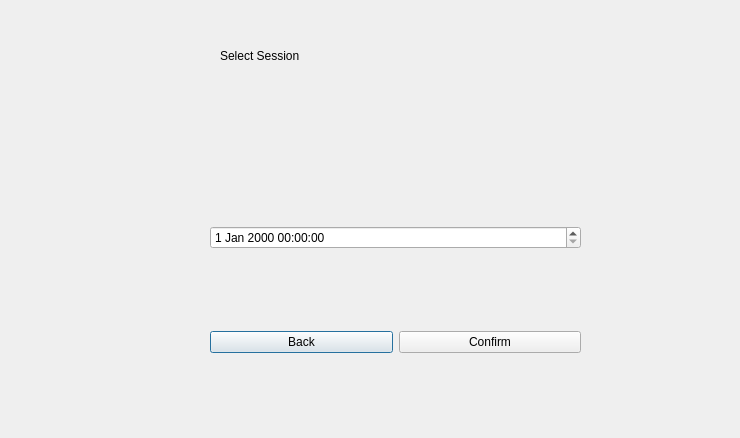
First picture: the form in Kin-tech/d3_cup.ui, repository sankomil/Kin-tech-test, before the edit.
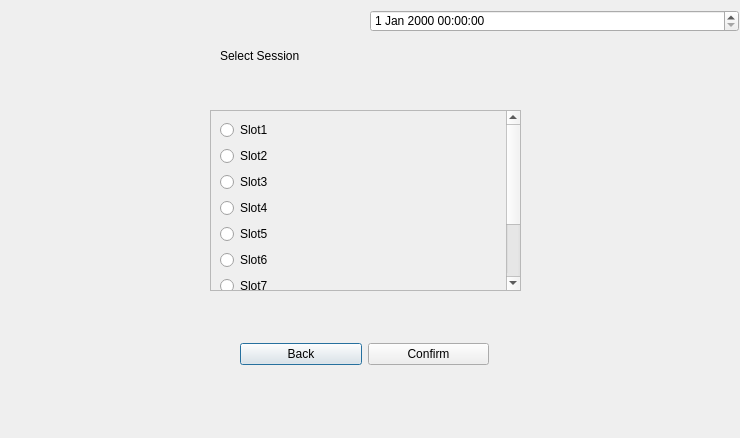
Second picture: the form after the edit.

What changed in the file:
```diff
--- a/Kin-tech/d3_cup.ui
+++ b/Kin-tech/d3_cup.ui
@@ -29,36 +29,168 @@
     <string>Select Session</string>
    </property>
   </widget>
-  <widget class="QWidget" name="">
+  <widget class="QDateTimeEdit" name="dt">
+   <property name="geometry">
+    <rect>
+     <x>370</x>
+     <y>10</y>
+     <width>369</width>
+     <height>22</height>
+    </rect>
+   </property>
+  </widget>
+  <widget class="QScrollArea" name="scrollArea">
    <property name="geometry">
     <rect>
      <x>210</x>
-     <y>150</y>
-     <width>371</width>
-     <height>281</height>
+     <y>110</y>
+     <width>311</width>
+     <height>181</height>
     </rect>
    </property>
-   <layout class="QVBoxLayout" name="verticalLayout">
+   <property name="verticalScrollBarPolicy">
+    <enum>Qt::ScrollBarAlwaysOn</enum>
+   </property>
+   <property name="widgetResizable">
+    <bool>true</bool>
+   </property>
+   <widget class="QWidget" name="scrollAreaWidgetContents">
+    <property name="geometry">
+     <rect>
+      <x>0</x>
+      <y>-108</y>
+      <width>288</width>
+      <height>287</height>
+     </rect>
+    </property>
+    <layout class="QVBoxLayout" name="verticalLayout_2">
+     <item>
+      <layout class="QVBoxLayout" name="verticalLayout_3">
+       <item>
+        <widget class="QRadioButton" name="radioButton">
+         <property name="text">
+          <string>Slot1</string>
+         </property>
+         <attribute name="buttonGroup">
+          <string notr="true">buttonGroup</string>
+         </attribute>
+        </widget>
+       </item>
+       <item>
+        <widget class="QRadioButton" name="radioButton_2">
+         <property name="text">
+          <string>Slot2</string>
+         </property>
+         <attribute name="buttonGroup">
+          <string notr="true">buttonGroup</string>
+         </attribute>
+        </widget>
+       </item>
+       <item>
+        <widget class="QRadioButton" name="radioButton_3">
+         <property name="text">
+          <string>Slot3</string>
+         </property>
+        </widget>
+       </item>
+       <item>
+        <widget class="QRadioButton" name="radioButton_4">
+         <property name="text">
+          <string>Slot4</string>
+         </property>
+         <attribute name="buttonGroup">
+          <string notr="true">buttonGroup</string>
+         </attribute>
+        </widget>
+       </item>
+       <item>
+        <widget class="QRadioButton" name="radioButton_5">
+         <property name="text">
+          <string>Slot5</string>
+         </property>
+         <attribute name="buttonGroup">
+          <string notr="true">buttonGroup</string>
+         </attribute>
+        </widget>
+       </item>
+       <item>
+        <widget class="QRadioButton" name="radioButton_6">
+         <property name="text">
+          <string>Slot6</string>
+         </property>
+         <attribute name="buttonGroup">
+          <string notr="true">buttonGroup</string>
+         </attribute>
+        </widget>
+       </item>
+       <item>
+        <widget class="QRadioButton" name="radioButton_7">
+         <property name="text">
+          <string>Slot7</string>
+         </property>
+         <attribute name="buttonGroup">
+          <string notr="true">buttonGroup</string>
+         </attribute>
+        </widget>
+       </item>
+       <item>
+        <widget class="QRadioButton" name="radioButton_8">
+         <property name="text">
+          <string>Slot8</string>
+         </property>
+         <attribute name="buttonGroup">
+          <string notr="true">buttonGroup</string>
+         </attribute>
+        </widget>
+       </item>
+       <item>
+        <widget class="QRadioButton" name="radioButton_9">
+         <property name="text">
+          <string>Slot9</string>
+         </property>
+         <attribute name="buttonGroup">
+          <string notr="true">buttonGroup</string>
+         </attribute>
+        </widget>
+       </item>
+       <item>
+        <widget class="QRadioButton" name="radioButton_10">
+         <property name="text">
+          <string>Slot10</string>
+         </property>
+         <attribute name="buttonGroup">
+          <string notr="true">buttonGroup</string>
+         </attribute>
+        </widget>
+       </item>
+      </layout>
+     </item>
+    </layout>
+   </widget>
+  </widget>
+  <widget class="QWidget" name="">
+   <property name="geometry">
+    <rect>
+     <x>240</x>
+     <y>310</y>
+     <width>249</width>
+     <height>89</height>
+    </rect>
+   </property>
+   <layout class="QHBoxLayout" name="horizontalLayout">
     <item>
-     <widget class="QDateTimeEdit" name="dt"/>
+     <widget class="QPushButton" name="pushButton">
+      <property name="text">
+       <string>Back</string>
+      </property>
+     </widget>
     </item>
     <item>
-     <layout class="QHBoxLayout" name="horizontalLayout">
-      <item>
-       <widget class="QPushButton" name="pushButton">
-        <property name="text">
-         <string>Back</string>
-        </property>
-       </widget>
-      </item>
-      <item>
-       <widget class="QPushButton" name="pushButton_2">
-        <property name="text">
-         <string>Confirm</string>
-        </property>
-       </widget>
-      </item>
-     </layout>
+     <widget class="QPushButton" name="pushButton_2">
+      <property name="text">
+       <string>Confirm</string>
+      </property>
+     </widget>
     </item>
    </layout>
   </widget>
```
Left out of the diff: 3 changed lines with no effect on the pictures.
